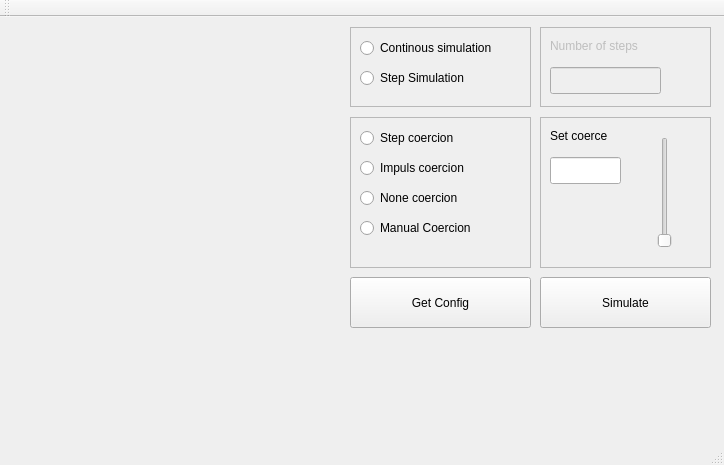
Old version of the form mainwindow.ui in the repository jakubbialas/PSS_lab.
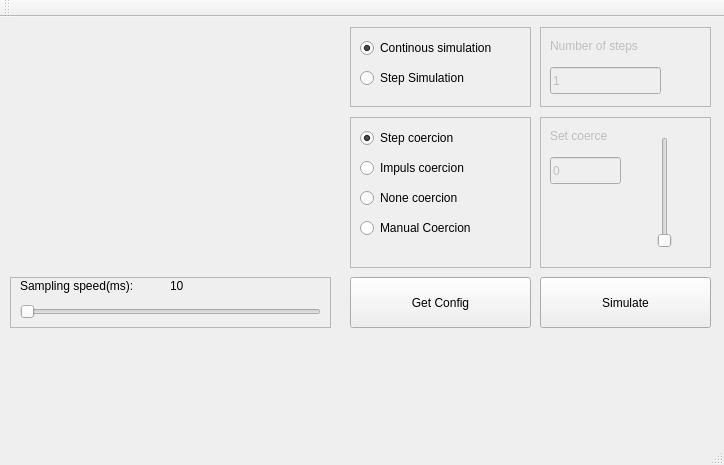
New version of the form. Custom widgets are drawn as their Qt base class.

Commit message: porawki, do intervala i gui

```diff
--- a/mainwindow.ui
+++ b/mainwindow.ui
@@ -61,6 +61,9 @@
      <property name="text">
       <string>Continous simulation</string>
      </property>
+     <property name="checked">
+      <bool>true</bool>
+     </property>
     </widget>
     <widget class="QRadioButton" name="stepSimRadio">
      <property name="geometry">
@@ -116,9 +119,15 @@
        <height>27</height>
       </rect>
      </property>
+     <property name="text">
+      <string>1</string>
+     </property>
     </widget>
    </widget>
    <widget class="QFrame" name="coerceFrame">
+    <property name="enabled">
+     <bool>false</bool>
+    </property>
     <property name="geometry">
      <rect>
       <x>540</x>
@@ -155,6 +164,9 @@
        <height>27</height>
       </rect>
      </property>
+     <property name="text">
+      <string>0</string>
+     </property>
     </widget>
     <widget class="QSlider" name="coerceSilder">
      <property name="geometry">
@@ -197,6 +209,9 @@
      <property name="text">
       <string>Step coercion</string>
      </property>
+     <property name="checked">
+      <bool>true</bool>
+     </property>
     </widget>
     <widget class="QRadioButton" name="manualCoerceRadio">
      <property name="geometry">
@@ -264,6 +279,70 @@
      <string>Get Config</string>
     </property>
    </widget>
+   <widget class="QFrame" name="samplingFrame">
+    <property name="enabled">
+     <bool>true</bool>
+    </property>
+    <property name="geometry">
+     <rect>
+      <x>10</x>
+      <y>260</y>
+      <width>321</width>
+      <height>51</height>
+     </rect>
+    </property>
+    <property name="frameShape">
+     <enum>QFrame::StyledPanel</enum>
+    </property>
+    <property name="frameShadow">
+     <enum>QFrame::Raised</enum>
+    </property>
+    <widget class="QLabel" name="label_3">
+     <property name="geometry">
+      <rect>
+       <x>10</x>
+       <y>0</y>
+       <width>141</width>
+       <height>17</height>
+      </rect>
+     </property>
+     <property name="text">
+      <string>Sampling speed(ms):</string>
+     </property>
+    </widget>
+    <widget class="QSlider" name="samplingSlider">
+     <property name="geometry">
+      <rect>
+       <x>10</x>
+       <y>20</y>
+       <width>301</width>
+       <height>29</height>
+      </rect>
+     </property>
+     <property name="minimum">
+      <number>10</number>
+     </property>
+     <property name="maximum">
+      <number>1000</number>
+     </property>
+     <property name="orientation">
+      <enum>Qt::Horizontal</enum>
+     </property>
+    </widget>
+    <widget class="QLabel" name="samplingLabel">
+     <property name="geometry">
+      <rect>
+       <x>160</x>
+       <y>0</y>
+       <width>67</width>
+       <height>17</height>
+      </rect>
+     </property>
+     <property name="text">
+      <string>10</string>
+     </property>
+    </widget>
+   </widget>
   </widget>
   <widget class="QMenuBar" name="menuBar">
    <property name="geometry">
```
The commit also changes 6 other files.
